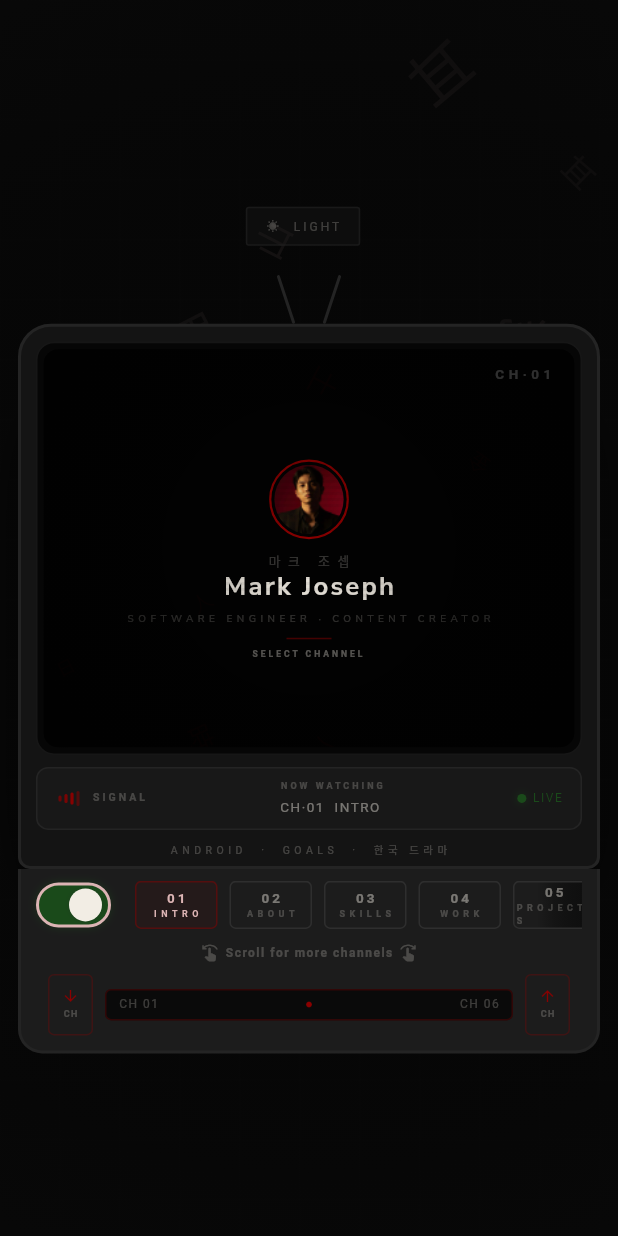
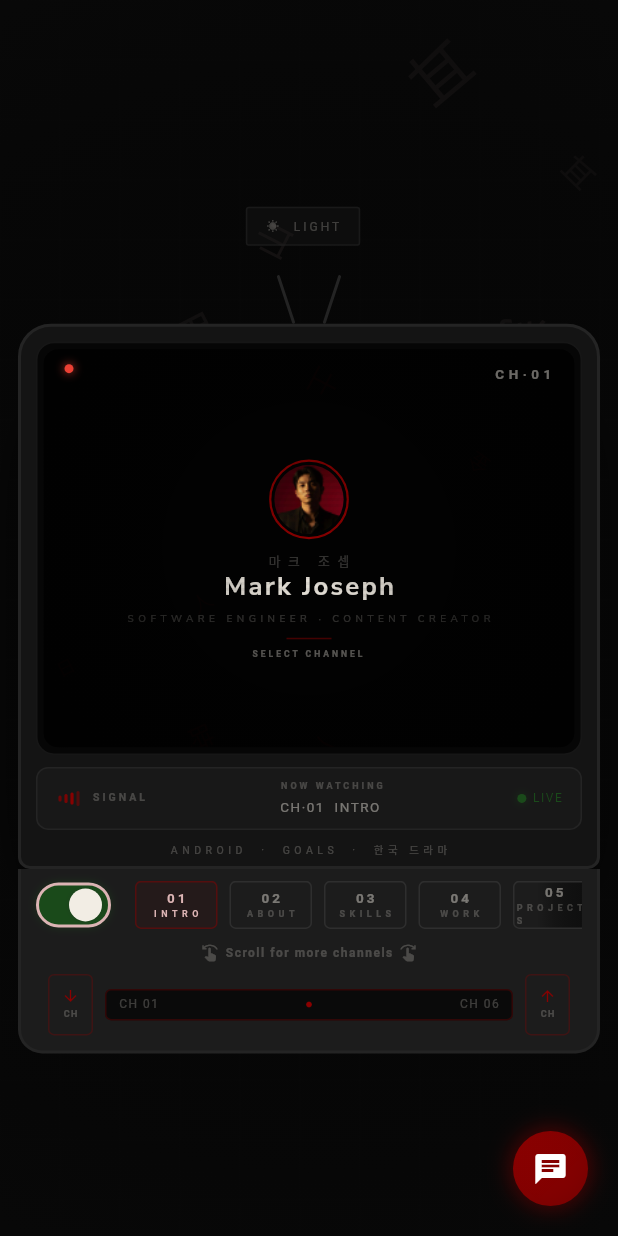
Before and after one commit to MarkJoseph1216/FlutterPorfolio, a Flutter app: the screen it shows after launch, on a phone screen of 412 x 824 dp. Run offline on Flutter 3.47's test engine with Material 3 defaults, Android fonts, the phone set to English and light mode, and no system bars; our stand-ins replace google_fonts; missing offline and left inert: dart:js; Roboto replaces fonts that are missing (Courier Prime).

Commit message:
added floating button for ai assistant, added recording indicator design

```diff
--- a/lib/presentation/screens/home/tv_portfolio_screen.dart
+++ b/lib/presentation/screens/home/tv_portfolio_screen.dart
@@ -6,6 +6,7 @@ import '../../../core/utils/screen_utils.dart';
 import '../../widgets/background/bg_grid.dart';
 import '../../widgets/background/bg_kanji.dart';
 import '../../widgets/background/bg_vignette.dart';
+import '../../widgets/common/floating_chat_button.dart';
 import 'tv_set.dart';
 
 class TvPortfolioScreen extends StatefulWidget {
@@ -117,6 +118,8 @@ class _TvPortfolioScreenState extends State<TvPortfolioScreen> {
                   child: TvSet(),
                 ),
               ),
+
+              const FloatingChatButton(),
             ],
           ),
         ),
--- a/lib/presentation/screens/home/tv_set.dart
+++ b/lib/presentation/screens/home/tv_set.dart
@@ -12,6 +12,7 @@ import '../../widgets/common/mode_toggle.dart';
 import '../../widgets/common/power_button.dart';
 import '../../widgets/common/channel_button.dart';
 import '../../widgets/common/knob_widget.dart';
+import '../../widgets/common/recording_indicator.dart';
 import '../../widgets/sections/desktop_info_bar.dart';
 import '../../widgets/sections/mobile_controls.dart';
 import '../../widgets/background/screen_kanji_background.dart';
@@ -286,6 +287,7 @@ class _ScreenWidgetState extends State<_ScreenWidget> with SingleTickerProviderS
   @override
   Widget build(BuildContext context) {
     final isDark = ThemeProvider.isDark(context);
+    final colors = AppColors.of(context);
 
     return LayoutBuilder(
       builder: (context, constraints) {
@@ -363,6 +365,14 @@ class _ScreenWidgetState extends State<_ScreenWidget> with SingleTickerProviderS
                 ),
               ),
             ),
+
+            if (widget.powered && !widget.showStatic)
+              const Positioned(
+                top: 10,
+                left: 14,
+                child: RecordingIndicator(size: 6),
+              ),
+
             if (widget.powered && !widget.showStatic)
               Positioned(
                 top: 10,
@@ -370,9 +380,7 @@ class _ScreenWidgetState extends State<_ScreenWidget> with SingleTickerProviderS
                 child: Text(
                   'CH·0${widget.channel.number}',
                   style: AppFonts.tvChannel(
-                    color: isDark
-                        ? const Color(0x2Effffff)
-                        : const Color(0x2e1a1a1a),
+                    color: colors.textSecondary,
                     size: 9,
                     letterSpacing: 3,
                   ),
--- /dev/null
+++ b/lib/presentation/widgets/common/floating_chat_button.dart
@@ -0,0 +1,195 @@
+import 'package:flutter/material.dart';
+import 'package:mj_personal_portfolio/presentation/widgets/common/chat_widget.dart';
+import '../../../core/constants/app_colors.dart';
+import '../../../core/constants/app_fonts.dart';
+
+class FloatingChatButton extends StatefulWidget {
+  const FloatingChatButton({super.key});
+
+  @override
+  State<FloatingChatButton> createState() => _FloatingChatButtonState();
+}
+
+class _FloatingChatButtonState extends State<FloatingChatButton>
+    with SingleTickerProviderStateMixin {
+  bool _isChatOpen = false;
+  late AnimationController _animationController;
+  late Animation<double> _scaleAnimation;
+  late Animation<double> _fadeAnimation;
+
+  @override
+  void initState() {
+    super.initState();
+    _animationController = AnimationController(
+      vsync: this,
+      duration: const Duration(milliseconds: 300),
+    );
+    _scaleAnimation = CurvedAnimation(
+      parent: _animationController,
+      curve: Curves.easeOutBack,
+    );
+    _fadeAnimation = CurvedAnimation(
+      parent: _animationController,
+      curve: Curves.easeOut,
+    );
+  }
+
+  @override
+  void dispose() {
+    _animationController.dispose();
+    super.dispose();
+  }
+
+  void _toggleChat() {
+    setState(() {
+      _isChatOpen = !_isChatOpen;
+      if (_isChatOpen) {
+        _animationController.forward();
+      } else {
+        _animationController.reverse();
+      }
+    });
+  }
+
+  @override
+  Widget build(BuildContext context) {
+    final colors = AppColors.of(context);
+    final isMobile = MediaQuery.of(context).size.width < 640;
+
+    return Stack(
+      children: [
+        if (_isChatOpen)
+          Positioned(
+            bottom: isMobile ? 70 : 80,
+            right: isMobile ? 10 : 20,
+            child: FadeTransition(
+              opacity: _fadeAnimation,
+              child: ScaleTransition(
+                scale: _scaleAnimation,
+                child: Container(
+                  width:
+                      isMobile ? MediaQuery.of(context).size.width - 40 : 320,
+                  height: isMobile ? 400 : 450,
+                  decoration: BoxDecoration(
+                    color: colors.surface,
+                    borderRadius: BorderRadius.circular(16),
+                    boxShadow: [
+                      BoxShadow(
+                        color: Colors.black.withOpacity(0.3),
+                        blurRadius: 20,
+                        offset: const Offset(0, 5),
+                      ),
+                    ],
+                    border: Border.all(color: colors.tvAccent.withOpacity(0.3)),
+                  ),
+                  child: Column(
+                    children: [
+                      // Chat header
+                      Container(
+                        padding: const EdgeInsets.symmetric(
+                            horizontal: 16, vertical: 12),
+                        decoration: BoxDecoration(
+                          color: colors.tvAccent.withOpacity(0.1),
+                          borderRadius: const BorderRadius.vertical(
+                              top: Radius.circular(16)),
+                          border:
+                              Border(bottom: BorderSide(color: colors.border)),
+                        ),
+                        child: Row(
+                          children: [
+                            Container(
+                              width: 8,
+                              height: 8,
+                              decoration: const BoxDecoration(
+                                shape: BoxShape.circle,
+                                color: Colors.green,
+                              ),
+                            ),
+                            const SizedBox(width: 8),
+                            Text(
+                              'Chat with Mj',
+                              style: AppFonts.tvRetro(
+                                color: colors.tvAccentLight,
+                                size: 10,
+                                letterSpacing: 2,
+                              ),
+                            ),
+                            const Spacer(),
+                            GestureDetector(
+                              onTap: _toggleChat,
+                              child: Icon(
+                                Icons.close,
+                                size: 16,
+                                color: colors.textMuted,
+                              ),
+                            ),
+                          ],
+                        ),
+                      ),
+                      // Chat body
+                      const Expanded(child: ChatWidget()),
+                    ],
+                  ),
+                ),
+              ),
+            ),
+          ),
+
+        // Floating chat button
+        Positioned(
+          bottom: isMobile ? 20 : 30,
+          right: isMobile ? 20 : 30,
+          child: GestureDetector(
+            onTap: _toggleChat,
+            child: AnimatedContainer(
+              duration: const Duration(milliseconds: 200),
+              width: isMobile ? 50 : 56,
+              height: isMobile ? 50 : 56,
+              decoration: BoxDecoration(
+                gradient: LinearGradient(
+                  colors: [colors.tvAccent, colors.tvAccent.withOpacity(0.8)],
+                  begin: Alignment.topLeft,
+                  end: Alignment.bottomRight,
+                ),
+                shape: BoxShape.circle,
+                boxShadow: [
+                  BoxShadow(
+                    color: colors.tvAccent.withOpacity(0.5),
+                    blurRadius: 12,
+                    spreadRadius: 2,
+                  ),
+                ],
+              ),
+              child: Stack(
+                alignment: Alignment.center,
+                children: [
+                  if (!_isChatOpen)
+                    TweenAnimationBuilder(
+                      tween: Tween<double>(begin: 0.8, end: 1.2),
+                      duration: const Duration(seconds: 2),
+                      builder: (context, value, _) {
+                        return Container(
+                          width: 56 * value,
+                          height: 56 * value,
+                          decoration: BoxDecoration(
+                            shape: BoxShape.circle,
+                            color: colors.tvAccent
+                                .withOpacity(0.2 * (1 - (value - 0.8) / 0.4)),
+                          ),
+                        );
+                      },
+                    ),
+                  Icon(
+                    _isChatOpen ? Icons.close : Icons.chat,
+                    color: Colors.white,
+                    size: isMobile ? 24 : 28,
+                  ),
+                ],
+              ),
+            ),
+          ),
+        ),
+      ],
+    );
+  }
+}
--- /dev/null
+++ b/lib/presentation/widgets/common/recording_indicator.dart
@@ -0,0 +1,62 @@
+import 'package:flutter/material.dart';
+import '../../../core/constants/app_colors.dart';
+
+class RecordingIndicator extends StatefulWidget {
+  const RecordingIndicator({super.key, this.size = 8});
+
+  final double size;
+
+  @override
+  State<RecordingIndicator> createState() => _RecordingIndicatorState();
+}
+
+class _RecordingIndicatorState extends State<RecordingIndicator>
+    with SingleTickerProviderStateMixin {
+  late final AnimationController _controller;
+  late final Animation<double> _animation;
+
+  @override
+  void initState() {
+    super.initState();
+    _controller = AnimationController(
+      vsync: this,
+      duration: const Duration(milliseconds: 1200),
+    )..repeat(reverse: true);
+
+    _animation = Tween<double>(begin: 0.4, end: 1.0).animate(
+      CurvedAnimation(parent: _controller, curve: Curves.easeInOut),
+    );
+  }
+
+  @override
+  void dispose() {
+    _controller.dispose();
+    super.dispose();
+  }
+
+  @override
+  Widget build(BuildContext context) {
+    final colors = AppColors.of(context);
+
+    return AnimatedBuilder(
+      animation: _animation,
+      builder: (context, child) {
+        return Container(
+          width: widget.size,
+          height: widget.size,
+          decoration: BoxDecoration(
+            shape: BoxShape.circle,
+            color: Colors.red.withOpacity(_animation.value),
+            boxShadow: [
+              BoxShadow(
+                color: Colors.red.withOpacity(_animation.value * 0.5),
+                blurRadius: 4,
+                spreadRadius: 1,
+              ),
+            ],
+          ),
+        );
+      },
+    );
+  }
+}
```
Also changed, not shown: lib/core/services/static_response_service.dart (added, +131 -0 lines), lib/presentation/widgets/common/chat_widget.dart (added, +249 -0 lines).
